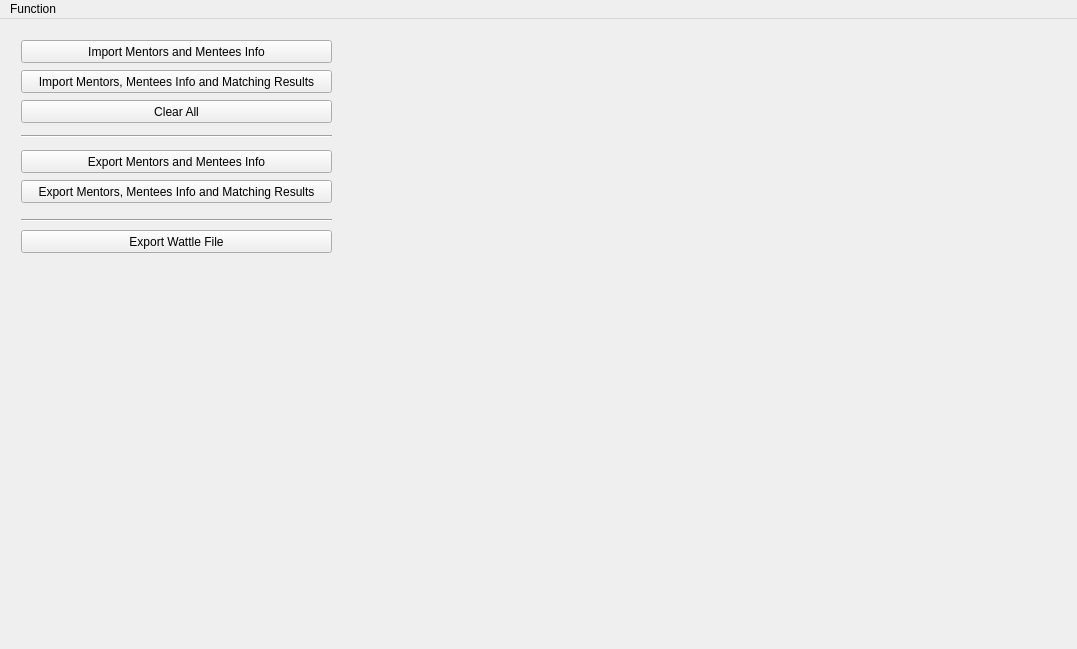
shuanglengyunji/Menters-and-Mentees-Matching-Program, file Menters-and-Mentees-Matching-Program/mainwindow.ui: the form before one commit.
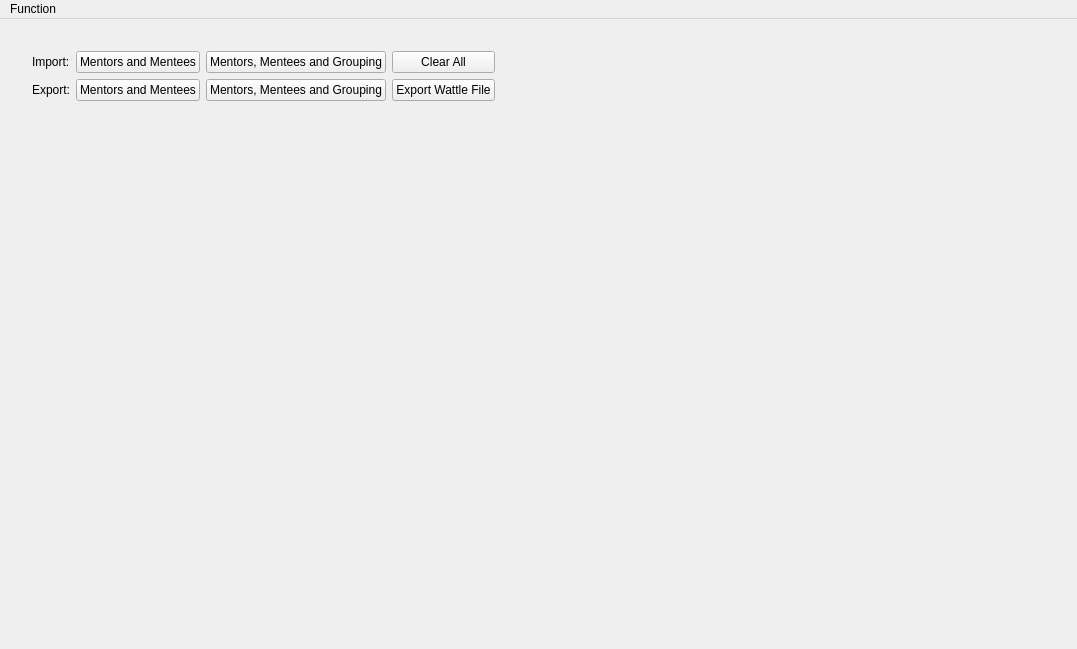
The form after the commit. The open tabs and pages were chosen to show the change. Icons and pictures are not drawn.

```diff
--- a/Menters-and-Mentees-Matching-Program/mainwindow.ui
+++ b/Menters-and-Mentees-Matching-Program/mainwindow.ui
@@ -42,109 +42,99 @@
          <number>3</number>
         </property>
         <widget class="QWidget" name="page_manage">
-         <widget class="Line" name="line">
-          <property name="geometry">
-           <rect>
-            <x>10</x>
-            <y>96</y>
-            <width>311</width>
-            <height>20</height>
-           </rect>
-          </property>
-          <property name="orientation">
-           <enum>Qt::Horizontal</enum>
-          </property>
-         </widget>
-         <widget class="Line" name="line_3">
-          <property name="geometry">
-           <rect>
-            <x>10</x>
-            <y>180</y>
-            <width>311</width>
-            <height>20</height>
-           </rect>
-          </property>
-          <property name="orientation">
-           <enum>Qt::Horizontal</enum>
-          </property>
-         </widget>
-         <widget class="QPushButton" name="pushButton_manage_import_match">
-          <property name="geometry">
-           <rect>
-            <x>10</x>
-            <y>40</y>
-            <width>311</width>
-            <height>23</height>
-           </rect>
-          </property>
-          <property name="text">
-           <string>Import Mentors, Mentees Info and Matching Results</string>
-          </property>
-         </widget>
-         <widget class="QPushButton" name="pushButton_manage_export_match">
-          <property name="geometry">
-           <rect>
-            <x>10</x>
-            <y>150</y>
-            <width>311</width>
-            <height>23</height>
-           </rect>
-          </property>
-          <property name="text">
-           <string>Export Mentors, Mentees Info and Matching Results</string>
-          </property>
-         </widget>
-         <widget class="QPushButton" name="pushButton_manage_import">
+         <widget class="QWidget" name="gridLayoutWidget">
           <property name="geometry">
            <rect>
             <x>10</x>
             <y>10</y>
-            <width>311</width>
-            <height>23</height>
+            <width>641</width>
+            <height>271</height>
            </rect>
           </property>
-          <property name="text">
-           <string>Import Mentors and Mentees Info</string>
-          </property>
-         </widget>
-         <widget class="QPushButton" name="pushButton_manage_export">
-          <property name="geometry">
-           <rect>
-            <x>10</x>
-            <y>120</y>
-            <width>311</width>
-            <height>23</height>
-           </rect>
-          </property>
-          <property name="text">
-           <string>Export Mentors and Mentees Info</string>
-          </property>
-         </widget>
-         <widget class="QPushButton" name="pushButton_manage_export_wattle">
-          <property name="geometry">
-           <rect>
-            <x>10</x>
-            <y>200</y>
-            <width>311</width>
-            <height>23</height>
-           </rect>
-          </property>
-          <property name="text">
-           <string>Export Wattle File</string>
-          </property>
-         </widget>
-         <widget class="QPushButton" name="pushButton_manage_clear">
-          <property name="geometry">
-           <rect>
-            <x>10</x>
-            <y>70</y>
-            <width>311</width>
-            <height>23</height>
-           </rect>
-          </property>
-          <property name="text">
-           <string>Clear All</string>
-          </property>
+          <layout class="QGridLayout" name="gridLayout_7">
+           <item row="1" column="0">
+            <widget class="QLabel" name="label_2">
+             <property name="text">
+              <string>Export:</string>
+             </property>
+            </widget>
+           </item>
+           <item row="3" column="0">
+            <spacer name="verticalSpacer_2">
+             <property name="orientation">
+              <enum>Qt::Vertical</enum>
+             </property>
+             <property name="sizeHint" stdset="0">
+              <size>
+               <width>20</width>
+               <height>40</height>
+              </size>
+             </property>
+            </spacer>
+           </item>
+           <item row="0" column="1">
+            <widget class="QPushButton" name="pushButton_manage_import">
+             <property name="text">
+              <string>Mentors and Mentees</string>
+             </property>
+            </widget>
+           </item>
+           <item row="1" column="1">
+            <widget class="QPushButton" name="pushButton_manage_export">
+             <property name="text">
+              <string>Mentors and Mentees</string>
+             </property>
+            </widget>
+           </item>
+           <item row="1" column="3">
+            <widget class="QPushButton" name="pushButton_manage_export_wattle">
+             <property name="text">
+              <string>Export Wattle File</string>
+             </property>
+            </widget>
+           </item>
+           <item row="1" column="2">
+            <widget class="QPushButton" name="pushButton_manage_export_match">
+             <property name="text">
+              <string>Mentors, Mentees and Grouping</string>
+             </property>
+            </widget>
+           </item>
+           <item row="0" column="2">
+            <widget class="QPushButton" name="pushButton_manage_import_match">
+             <property name="text">
+              <string>Mentors, Mentees and Grouping</string>
+             </property>
+            </widget>
+           </item>
+           <item row="0" column="0">
+            <widget class="QLabel" name="label">
+             <property name="text">
+              <string>Import:</string>
+             </property>
+            </widget>
+           </item>
+           <item row="1" column="4">
+            <spacer name="horizontalSpacer_4">
+             <property name="orientation">
+              <enum>Qt::Horizontal</enum>
+             </property>
+             <property name="sizeHint" stdset="0">
+              <size>
+               <width>40</width>
+               <height>20</height>
+              </size>
+             </property>
+            </spacer>
+           </item>
+           <item row="0" column="3">
+            <widget class="QPushButton" name="pushButton_manage_clear">
+             <property name="text">
+              <string>Clear All</string>
+             </property>
+            </widget>
+           </item>
+          </layout>
          </widget>
         </widget>
         <widget class="QWidget" name="page_mentors">
```
Left out of the diff: 4 changed lines with no effect on the pictures.
